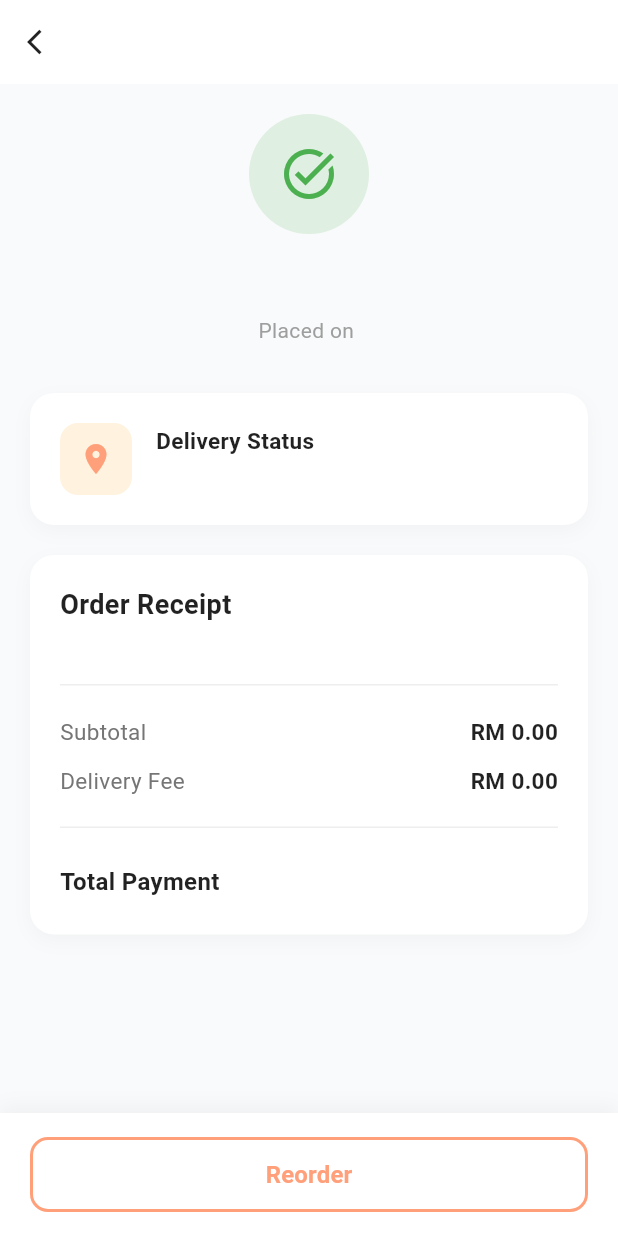
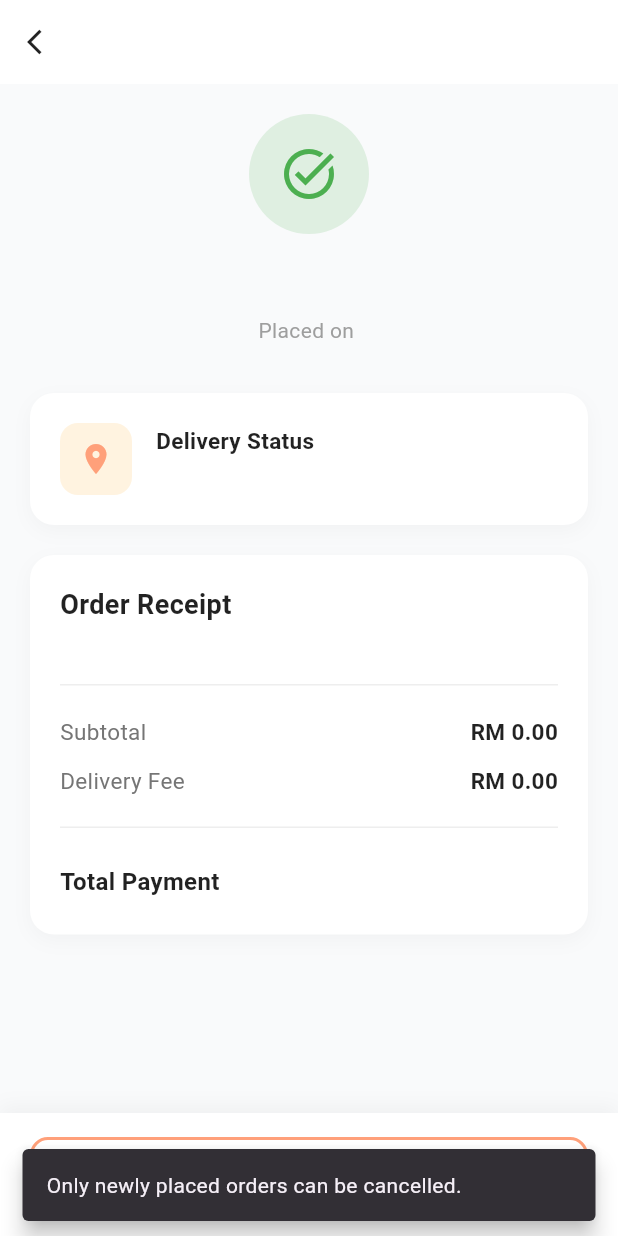
Before and after one commit to kkhhhhh-v61/mad_assignment, a Flutter app: the OrderDetails screen opened directly with empty values, after a tap on "Reorder", on a phone screen of 412 x 824 dp. Run offline on Flutter 3.47's test engine with Material 3 defaults, Android fonts, the phone set to English and light mode, and no system bars; our stand-ins replace flutter_map, geolocator, image_picker, latlong2, shared_preferences, supabase_flutter; accounts and stored records are empty.

Commit message:
Solved cancel order

```diff
--- a/lib/customer/order_details.dart
+++ b/lib/customer/order_details.dart
@@ -4,17 +4,87 @@ import 'package:flutter/material.dart';
 import 'package:supabase_flutter/supabase_flutter.dart';
 
 import '../Order/order.dart';
+import '../Order/order_repository.dart';
 import 'customer_proof_photo_repository.dart';
 import 'order_tracking.dart';
+
+Future<bool> cancelCustomerOrder({
+  required BuildContext context,
+  required Map<String, dynamic> order,
+  OrderRepository? repository,
+}) async {
+  final typedOrder = order['typedOrder'];
+  if (typedOrder is! Order || typedOrder.status != OrderStatus.placed) {
+    ScaffoldMessenger.of(context).showSnackBar(
+      const SnackBar(
+        content: Text('Only newly placed orders can be cancelled.'),
+        behavior: SnackBarBehavior.floating,
+      ),
+    );
+    return false;
+  }
+
+  final confirmed = await showDialog<bool>(
+    context: context,
+    builder: (dialogContext) => AlertDialog(
+      title: const Text('Cancel order?'),
+      content: const Text(
+        'This order has not been prepared yet. Do you want to cancel it?',
+      ),
+      actions: [
+        TextButton(
+          onPressed: () => Navigator.of(dialogContext).pop(false),
+          child: const Text('Keep Order'),
+        ),
+        FilledButton(
+          onPressed: () => Navigator.of(dialogContext).pop(true),
+          child: const Text('Cancel Order'),
+        ),
+      ],
+    ),
+  );
+  if (confirmed != true) return false;
+
+  try {
+    final orderRepository =
+        repository ?? SupabaseOrderRepository(Supabase.instance.client);
+    await orderRepository.transitionStatus(
+      orderId: typedOrder.id,
+      expectedStatus: OrderStatus.placed,
+      nextStatus: OrderStatus.cancelled,
+    );
+    if (context.mounted) {
+      ScaffoldMessenger.of(context).showSnackBar(
+        const SnackBar(
+          content: Text('Order cancelled.'),
+          behavior: SnackBarBehavior.floating,
+        ),
+      );
+    }
+    return true;
+  } catch (error) {
+    if (context.mounted) {
+      final message = error is OrderRepositoryException
+          ? error.message
+          : 'The order could not be cancelled. Please try again.';
+      ScaffoldMessenger.of(context).showSnackBar(
+        SnackBar(content: Text(message), behavior: SnackBarBehavior.floating),
+      );
+    }
+    return false;
+  }
+}
 
 class OrderDetails extends StatelessWidget {
   final Map<String, dynamic> order;
   final CustomerProofPhotoRepository? proofPhotoRepository;
+  final OrderRepository? orderRepository;
 
   const OrderDetails({
     super.key,
     required this.order,
     this.proofPhotoRepository,
+    this.orderRepository,
   });
 
   String get orderId => order['orderId'] as String;
@@ -50,6 +120,13 @@ class OrderDetails extends StatelessWidget {
     return null;
   }
 
+  Order? get typedOrder {
+    final value = order['typedOrder'];
+    return value is Order ? value : null;
+  }
+
+  bool get canCancel => typedOrder?.status == OrderStatus.placed;
+
   @override
   Widget build(BuildContext context) {
     // Colors and Buttons Logic
@@ -58,14 +135,15 @@ class OrderDetails extends StatelessWidget {
     String buttonText;
     Color buttonColor;
     bool isOutlined;
+    final showCancelAction = canCancel;
 
     switch (status) {
       case 'Preparing':
         statusColor = const Color.fromARGB(255, 255, 160, 122);
         heroIcon = Icons.outdoor_grill;
-        buttonText = 'Cancel Order';
+        buttonText = showCancelAction ? 'Cancel Order' : '';
         buttonColor = const Color.fromARGB(255, 229, 57, 53);
-        isOutlined = true;
+        isOutlined = showCancelAction;
         break;
       case 'Delivering':
         statusColor = const Color.fromARGB(255, 33, 150, 243);
@@ -230,7 +308,8 @@ class OrderDetails extends StatelessWidget {
                 ),
               ),
             ),
-            Container(
+            if (buttonText.isNotEmpty)
+              Container(
               padding: const EdgeInsets.symmetric(
                 horizontal: 20.0,
                 vertical: 16.0,
@@ -250,8 +329,15 @@ class OrderDetails extends StatelessWidget {
                 height: 50,
                 child: isOutlined
                     ? OutlinedButton(
-                        onPressed: () {
-                          //TODO: Handle Cancel Order API request
+                        onPressed: () async {
+                          final cancelled = await cancelCustomerOrder(
+                            context: context,
+                            order: order,
+                            repository: orderRepository,
+                          );
+                          if (cancelled && context.mounted) {
+                            Navigator.pop(context, true);
+                          }
                         },
                         style: OutlinedButton.styleFrom(
                           foregroundColor: buttonColor,
```
Also changed, not shown: lib/customer/orders.dart (+46 -8 lines), 1 other file.
